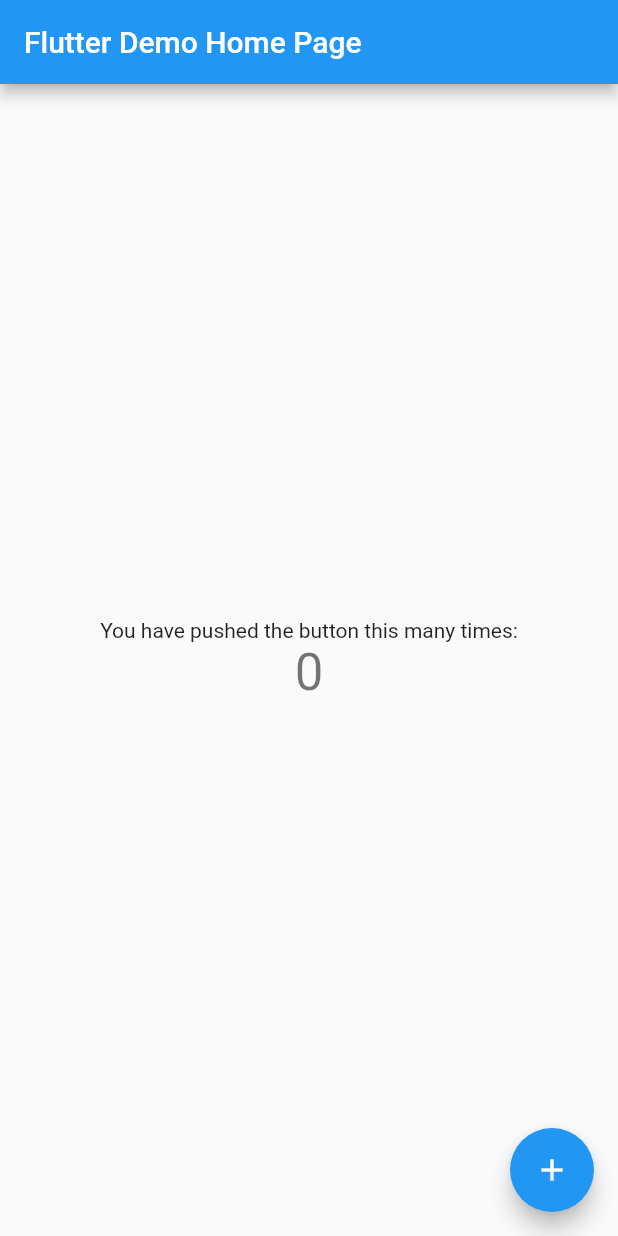
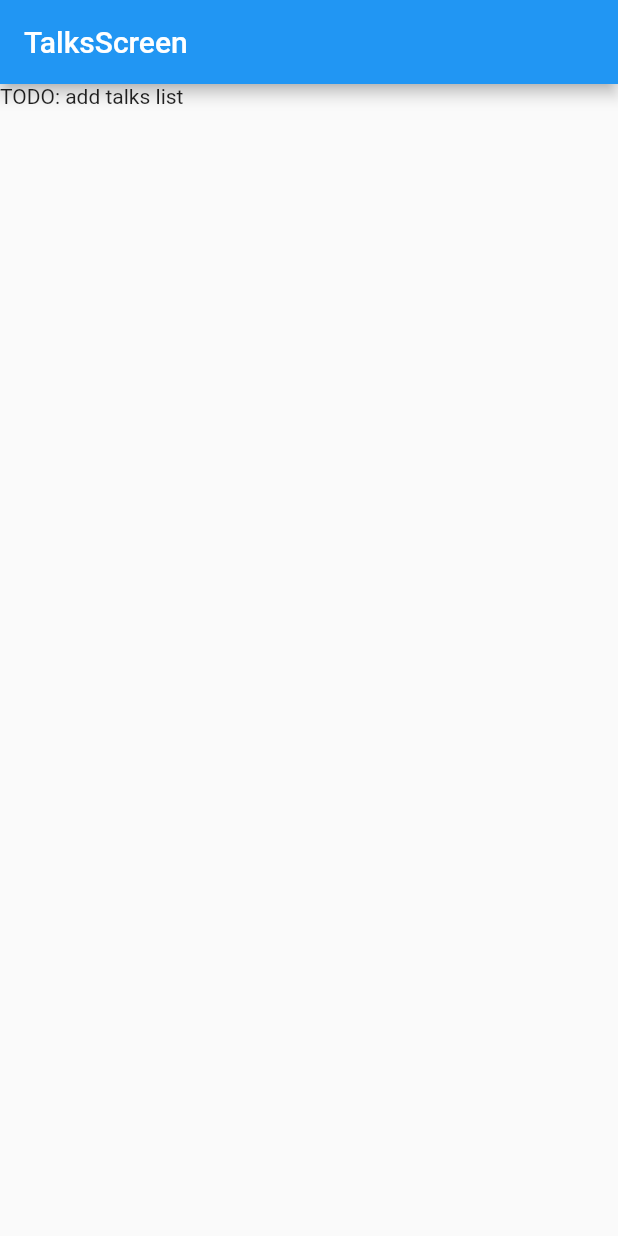
Before and after one commit to KawaiiTech/conference-flutter-app, a Flutter app: the screen it shows after launch, on a phone screen of 412 x 824 dp. Run offline on Flutter 3.47's test engine with Material 2 defaults, Android fonts, the phone set to English and light mode, and no system bars.

Commit message:
Create DachFestApp and TalksScreen widgets

```diff
--- a/dachfest/lib/main.dart
+++ b/dachfest/lib/main.dart
@@ -1,109 +1,4 @@
+import 'package:dachfest/presentation/dach_fest_app.dart';
 import 'package:flutter/material.dart';
 
-void main() => runApp(new MyApp());
-
-class MyApp extends StatelessWidget {
-  // This widget is the root of your application.
-  @override
-  Widget build(BuildContext context) {
-    return new MaterialApp(
-      title: 'Flutter Demo',
-      theme: new ThemeData(
-        // This is the theme of your application.
-        //
-        // Try running your application with "flutter run". You'll see the
-        // application has a blue toolbar. Then, without quitting the app, try
-        // changing the primarySwatch below to Colors.green and then invoke
-        // "hot reload" (press "r" in the console where you ran "flutter run",
-        // or press Run > Flutter Hot Reload in IntelliJ). Notice that the
-        // counter didn't reset back to zero; the application is not restarted.
-        primarySwatch: Colors.blue,
-      ),
-      home: new MyHomePage(title: 'Flutter Demo Home Page'),
-    );
-  }
-}
-
-class MyHomePage extends StatefulWidget {
-  MyHomePage({Key key, this.title}) : super(key: key);
-
-  // This widget is the home page of your application. It is stateful, meaning
-  // that it has a State object (defined below) that contains fields that affect
-  // how it looks.
-
-  // This class is the configuration for the state. It holds the values (in this
-  // case the title) provided by the parent (in this case the App widget) and
-  // used by the build method of the State. Fields in a Widget subclass are
-  // always marked "final".
-
-  final String title;
-
-  @override
-  _MyHomePageState createState() => new _MyHomePageState();
-}
-
-class _MyHomePageState extends State<MyHomePage> {
-  int _counter = 0;
-
-  void _incrementCounter() {
-    setState(() {
-      // This call to setState tells the Flutter framework that something has
-      // changed in this State, which causes it to rerun the build method below
-      // so that the display can reflect the updated values. If we changed
-      // _counter without calling setState(), then the build method would not be
-      // called again, and so nothing would appear to happen.
-      _counter++;
-    });
-  }
-
-  @override
-  Widget build(BuildContext context) {
-    // This method is rerun every time setState is called, for instance as done
-    // by the _incrementCounter method above.
-    //
-    // The Flutter framework has been optimized to make rerunning build methods
-    // fast, so that you can just rebuild anything that needs updating rather
-    // than having to individually change instances of widgets.
-    return new Scaffold(
-      appBar: new AppBar(
-        // Here we take the value from the MyHomePage object that was created by
-        // the App.build method, and use it to set our appbar title.
-        title: new Text(widget.title),
-      ),
-      body: new Center(
-        // Center is a layout widget. It takes a single child and positions it
-        // in the middle of the parent.
-        child: new Column(
-          // Column is also layout widget. It takes a list of children and
-          // arranges them vertically. By default, it sizes itself to fit its
-          // children horizontally, and tries to be as tall as its parent.
-          //
-          // Invoke "debug paint" (press "p" in the console where you ran
-          // "flutter run", or select "Toggle Debug Paint" from the Flutter tool
-          // window in IntelliJ) to see the wireframe for each widget.
-          //
-          // Column has various properties to control how it sizes itself and
-          // how it positions its children. Here we use mainAxisAlignment to
-          // center the children vertically; the main axis here is the vertical
-          // axis because Columns are vertical (the cross axis would be
-          // horizontal).
-          mainAxisAlignment: MainAxisAlignment.center,
-          children: <Widget>[
-            new Text(
-              'You have pushed the button this many times:',
-            ),
-            new Text(
-              '$_counter',
-              style: Theme.of(context).textTheme.display1,
-            ),
-          ],
-        ),
-      ),
-      floatingActionButton: new FloatingActionButton(
-        onPressed: _incrementCounter,
-        tooltip: 'Increment',
-        child: new Icon(Icons.add),
-      ), // This trailing comma makes auto-formatting nicer for build methods.
-    );
-  }
-}
+void main() => runApp(DachFestApp());
--- /dev/null
+++ b/dachfest/lib/presentation/dach_fest_app.dart
@@ -0,0 +1,18 @@
+import 'package:dachfest/presentation/talks_screen.dart';
+import 'package:flutter/material.dart';
+
+class DachFestApp extends StatefulWidget {
+  @override
+  DachFestAppState createState() {
+    return DachFestAppState();
+  }
+}
+
+class DachFestAppState extends State<DachFestApp> {
+  @override
+  Widget build(BuildContext context) {
+    return MaterialApp(
+      home: TalksScreen(),
+    );
+  }
+}
--- /dev/null
+++ b/dachfest/lib/presentation/talks_screen.dart
@@ -0,0 +1,13 @@
+import 'package:flutter/material.dart';
+
+class TalksScreen extends StatelessWidget {
+  @override
+  Widget build(BuildContext context) {
+    return Scaffold(
+      appBar: AppBar(
+        title: Text("TalksScreen"),
+      ),
+      body: Text("TODO: add talks list"),
+    );
+  }
+}
```
Also changed, not shown: 1 other file.
